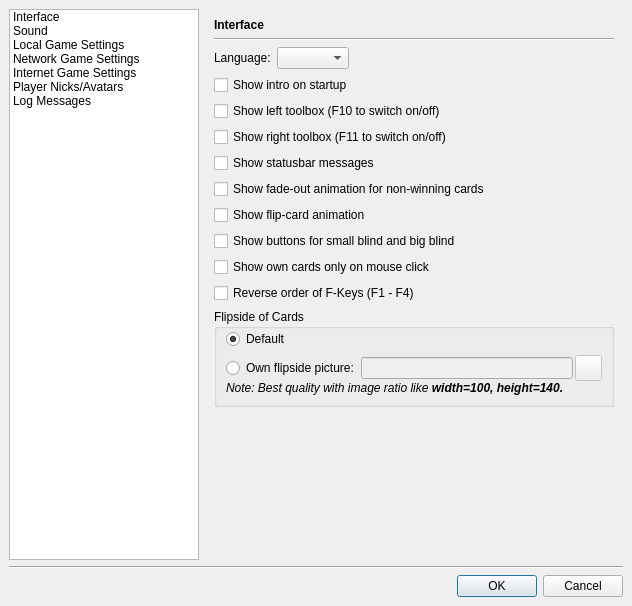
Qt form src/gui/qt/settingsdialog.ui (pokerth/pokerth) before a commit.
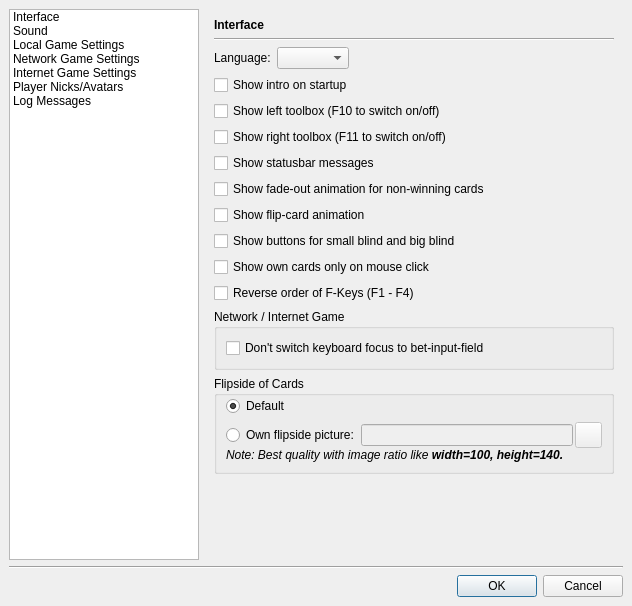
The same form after that commit. Icons and pictures are not drawn. Custom widgets are drawn as their Qt base class.

Commit message: adding option to disable focus switch to bet-input-field (default disabled now)

The edit to the form file:
```diff
--- a/src/gui/qt/settingsdialog.ui
+++ b/src/gui/qt/settingsdialog.ui
@@ -151,7 +151,7 @@
          </property>
         </widget>
        </item>
-       <item row="12" column="0" >
+       <item row="13" column="0" >
         <widget class="QGroupBox" name="groupBox" >
          <property name="title" >
           <string>Flipside of Cards</string>
@@ -272,7 +272,7 @@
          </layout>
         </widget>
        </item>
-       <item row="13" column="0" >
+       <item row="14" column="0" >
         <spacer>
          <property name="orientation" >
           <enum>Qt::Vertical</enum>
@@ -285,6 +285,22 @@
          </property>
         </spacer>
        </item>
+       <item row="12" column="0" >
+        <widget class="QGroupBox" name="groupBox_5" >
+         <property name="title" >
+          <string>Network / Internet Game</string>
+         </property>
+         <layout class="QGridLayout" >
+          <item row="0" column="0" >
+           <widget class="QCheckBox" name="checkBox_disableBetInputFocusSwitch" >
+            <property name="text" >
+             <string>Don't switch keyboard focus to bet-input-field</string>
+            </property>
+           </widget>
+          </item>
+         </layout>
+        </widget>
+       </item>
       </layout>
      </widget>
      <widget class="QWidget" name="page_6" >
```
The commit also changes 3 other files.
